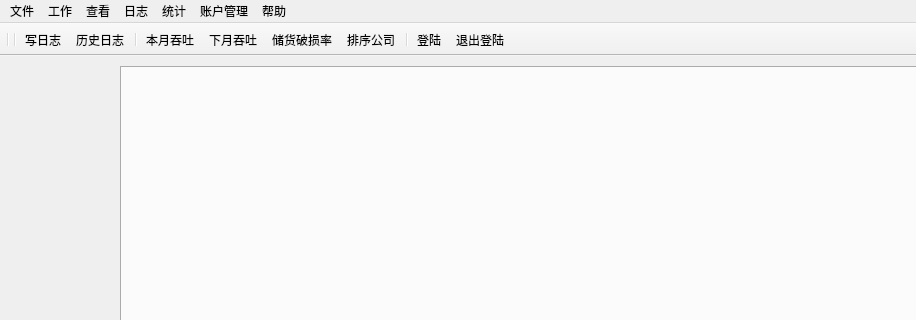
Qt form ui/mainwindow.ui (Jadecity/StorePro) before a commit; both pictures show x 0 to 916 and y 0 to 320 of the 916 by 700 pixel window.
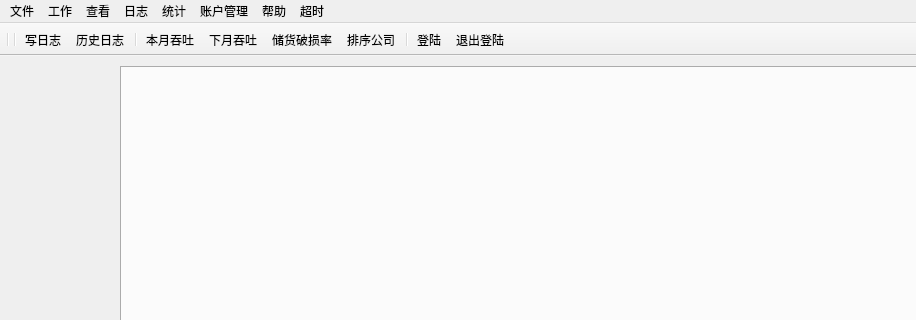
The same form after that commit. Icons and pictures are not drawn.

```diff
--- a/ui/mainwindow.ui
+++ b/ui/mainwindow.ui
@@ -145,6 +145,17 @@
     <addaction name="lookGoodByPosi"/>
     <addaction name="lookGoodByInfo"/>
    </widget>
+   <widget class="QMenu" name="overTime">
+    <property name="autoFillBackground">
+     <bool>true</bool>
+    </property>
+    <property name="styleSheet">
+     <string notr="true"/>
+    </property>
+    <property name="title">
+     <string>超时</string>
+    </property>
+   </widget>
    <addaction name="menuFile"/>
    <addaction name="menu"/>
    <addaction name="menu_6"/>
@@ -152,6 +163,7 @@
    <addaction name="menu_3"/>
    <addaction name="menu_4"/>
    <addaction name="menu_5"/>
+   <addaction name="overTime"/>
   </widget>
   <widget class="QStatusBar" name="statusbar"/>
   <widget class="QToolBar" name="toolBar">
```
